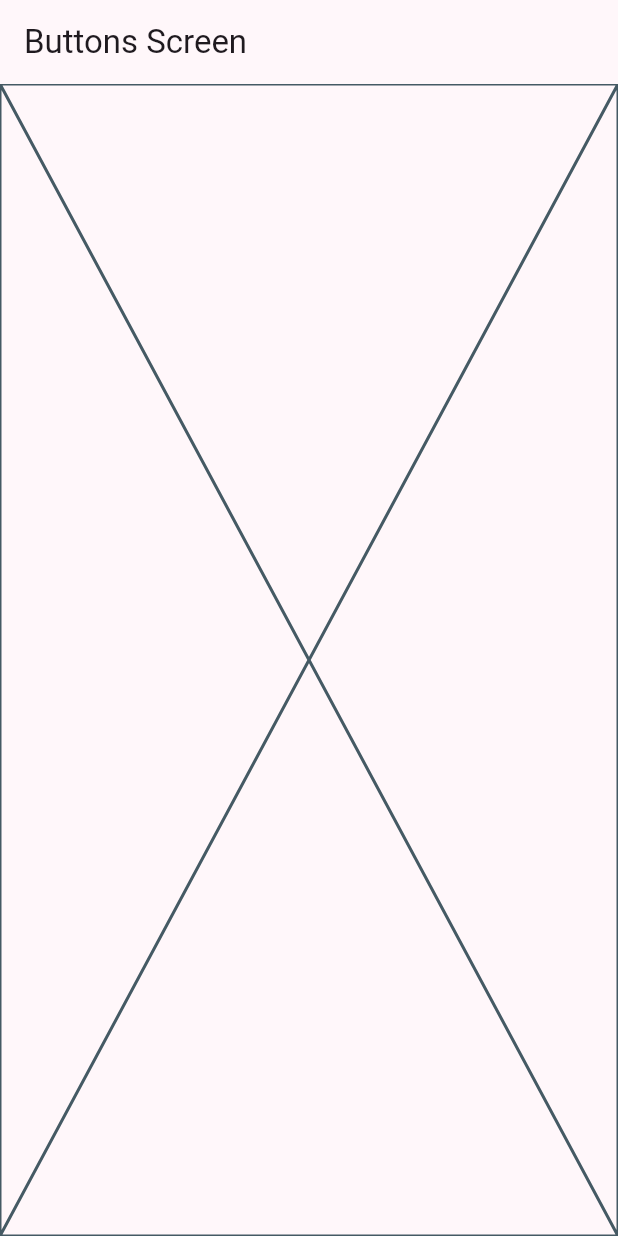
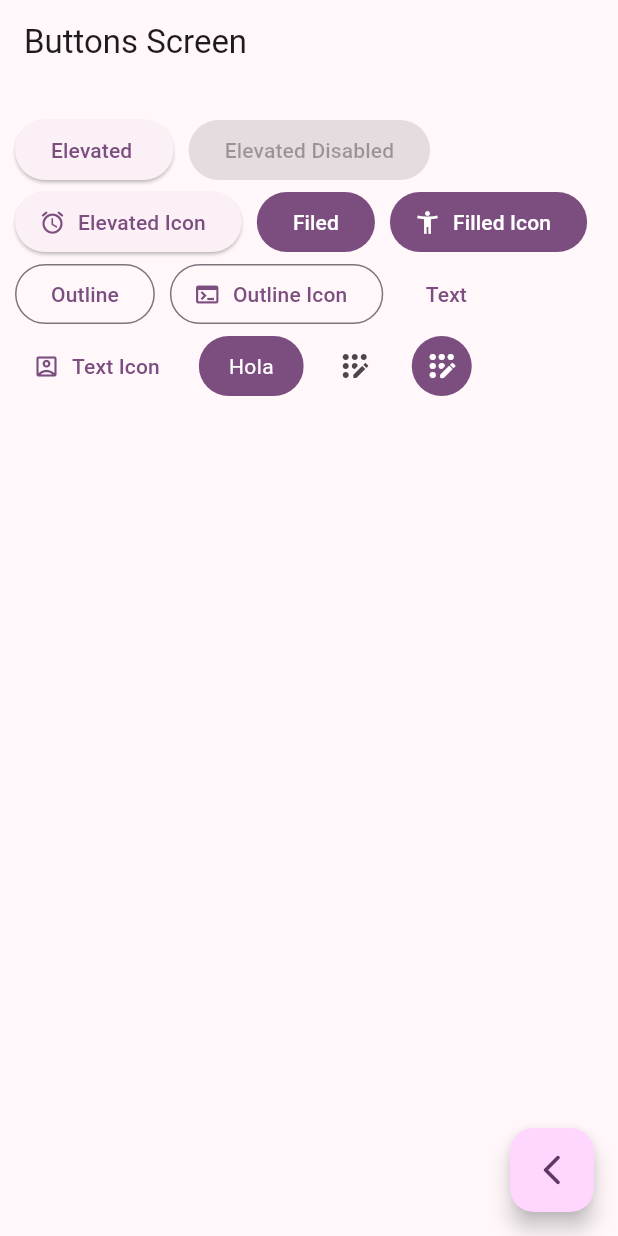
Before and after one commit to JorgeMirandaM/Flutter-widget_app, a Flutter app: the ButtonsScreen screen opened by its route, on a phone screen of 412 x 824 dp. Run offline on Flutter 3.47's test engine with Material 2 defaults, Android fonts, the phone set to English and light mode, and no system bars; our stand-ins replace go_router.

Commit message:
button screen finished

```diff
--- a/lib/presentation/screens/buttons/buttons_screen.dart
+++ b/lib/presentation/screens/buttons/buttons_screen.dart
@@ -1,17 +1,102 @@
 import 'package:flutter/material.dart';
-
+import 'package:go_router/go_router.dart';
 
 class ButtonsScreen extends StatelessWidget {
-
-static const String name='buttons_screen';
+  static const String name = 'buttons_screen';
 
   const ButtonsScreen({super.key});
 
   @override
   Widget build(BuildContext context) {
     return Scaffold(
-      appBar: AppBar(title: const Text('Buttons Screen'),),
-      body: const Placeholder(),
+      appBar: AppBar(
+        title: const Text('Buttons Screen'),
+      ),
+      body: const _ButtonsView(),
+      floatingActionButton: FloatingActionButton(
+        child: Icon(Icons.arrow_back_ios_new_rounded),
+        onPressed: () {
+          context.pop();
+        },
+      ),
     );
   }
 }
+
+class _ButtonsView extends StatelessWidget {
+  const _ButtonsView();
+
+  @override
+  Widget build(BuildContext context) {
+    final colors = Theme.of(context).colorScheme;
+
+    return SizedBox(
+      width: double.infinity,
+      child: Padding(
+        padding: const EdgeInsets.symmetric(horizontal: 10, vertical: 20),
+        child: Wrap(
+          spacing: 10,
+          crossAxisAlignment: WrapCrossAlignment.center,
+          children: [
+            ElevatedButton(onPressed: () {}, child: const Text('Elevated ')),
+            const ElevatedButton(
+                onPressed: null, child: Text('Elevated Disabled')),
+            ElevatedButton.icon(
+                onPressed: () {},
+                icon: const Icon(Icons.access_alarm_rounded),
+                label: const Text('Elevated Icon')),
+            FilledButton(onPressed: () {}, child: const Text('Filed')),
+            FilledButton.icon(
+                onPressed: () {},
+                icon: const Icon(Icons.accessibility_new),
+                label: const Text('Filled Icon')),
+            OutlinedButton(onPressed: () {}, child: const Text('Outline')),
+            OutlinedButton.icon(
+                onPressed: () {},
+                icon: const Icon(Icons.terminal),
+                label: const Text('Outline Icon')),
+            TextButton(onPressed: () {}, child: const Text('Text')),
+            TextButton.icon(
+                onPressed: () {},
+                icon: const Icon(Icons.account_box_outlined),
+                label: const Text('Text Icon')),
+            const CustomButton(),
+            IconButton(
+                onPressed: () {},
+                icon: const Icon(Icons.app_registration_rounded)),
+            IconButton(
+              onPressed: () {},
+              icon: const Icon(Icons.app_registration_rounded),
+              style: ButtonStyle(
+                  backgroundColor: MaterialStatePropertyAll(colors.primary),
+                  iconColor: const MaterialStatePropertyAll(Colors.white)),
+            )
+          ],
+        ),
+      ),
+    );
+  }
+}
+
+class CustomButton extends StatelessWidget {
+  const CustomButton({super.key});
+
+  @override
+  Widget build(BuildContext context) {
+
+    final colors= Theme.of(context).colorScheme;
+    return ClipRRect(
+      borderRadius: BorderRadius.circular(20),
+      child: Material(
+        color: colors.primary,
+        child: InkWell(
+          onTap:(){} ,
+          child: Padding(
+              padding: const EdgeInsets.symmetric(horizontal: 20, vertical: 10),
+              child: Text('Hola', style: TextStyle(color: Colors.white),),
+              ),
+        ),
+      ),
+    );
+  }
+}
```
